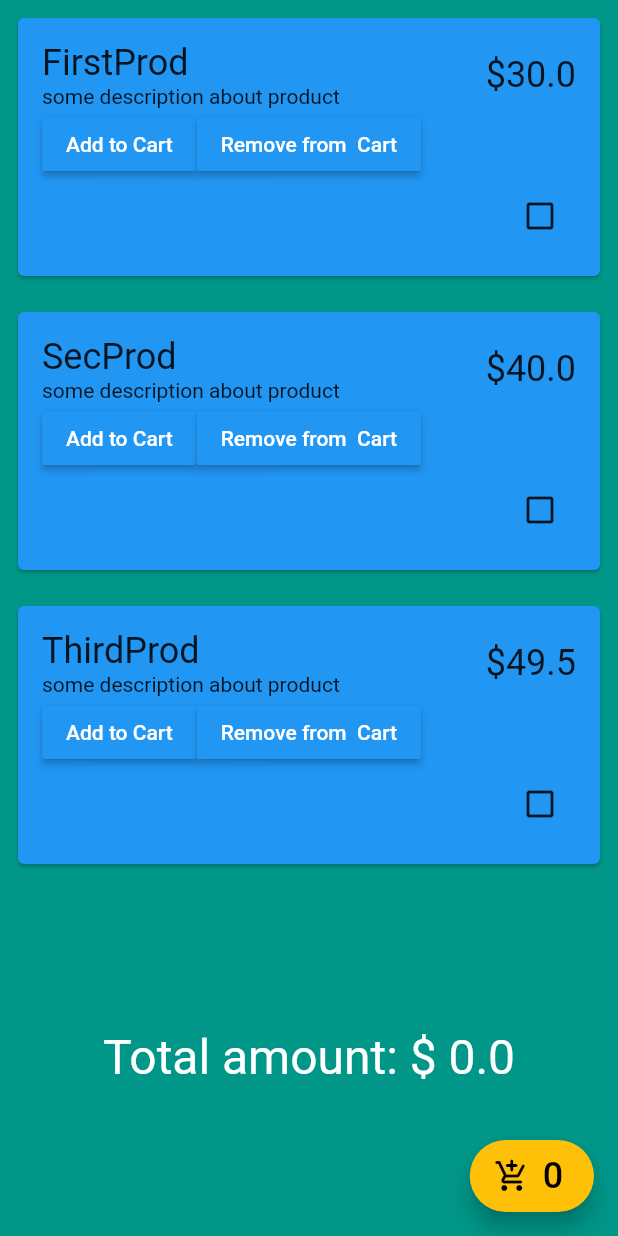
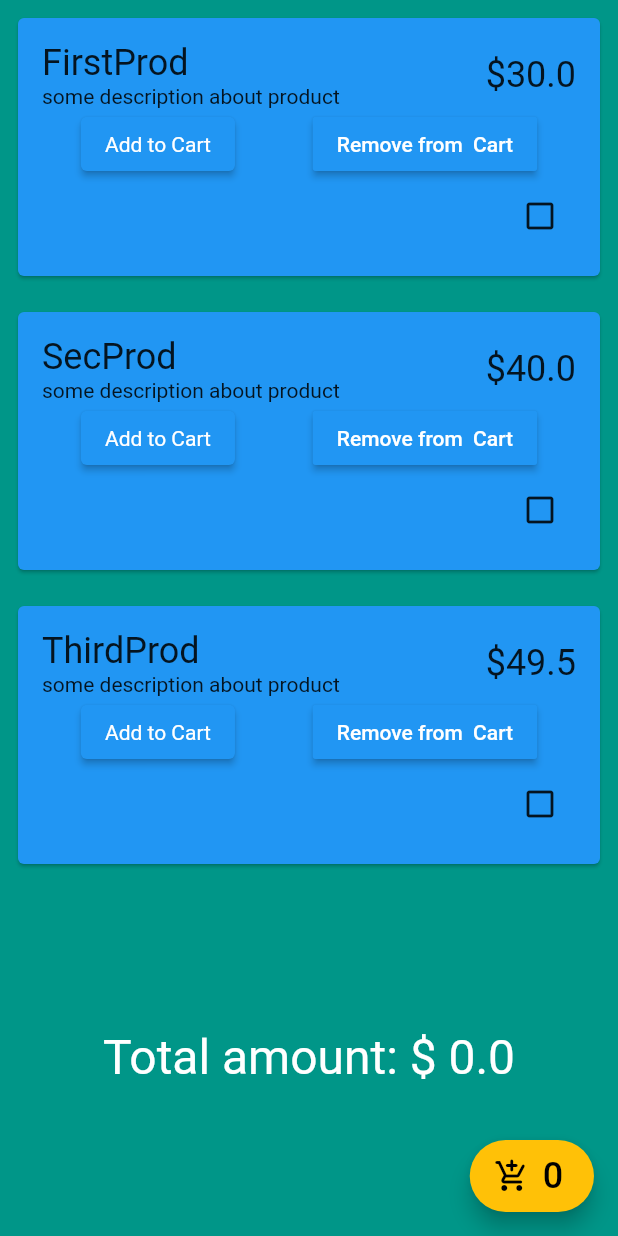
Before and after one commit to mubeenalam5/getx_impl, a Flutter app: the screen it shows after launch, on a phone screen of 412 x 824 dp. Run offline on Flutter 3.47's test engine with Material 2 defaults, Android fonts, the light colour scheme and no system bars; our stand-ins replace get.

Commit message:
Button raised to elevated

```diff
--- a/lib/views/products.dart
+++ b/lib/views/products.dart
@@ -51,14 +51,18 @@ class ShoppingScr extends StatelessWidget {
                                   ],
                                 ),
                                 Row(
+                                  mainAxisAlignment:
+                                      MainAxisAlignment.spaceAround,
                                   children: [
-                                    RaisedButton(
+                                    ElevatedButton(
                                       onPressed: () {
                                         cartController.addToCart(
                                             controller.products[index]);
                                       },
-                                      color: Colors.blue,
-                                      textColor: Colors.white,
+                                      style: ElevatedButton.styleFrom(
+                                          primary: Colors.blue,
+                                          textStyle:
+                                              TextStyle(color: Colors.white)),
                                       child: Text('Add to Cart'),
                                     ),
                                     RaisedButton(
```
